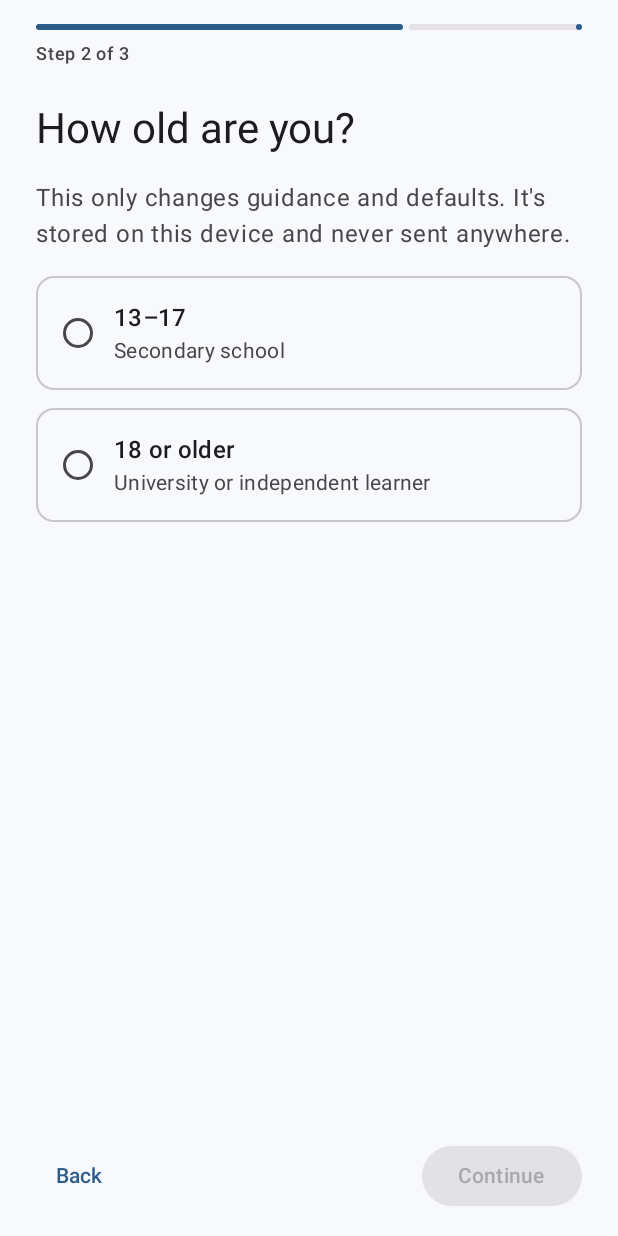
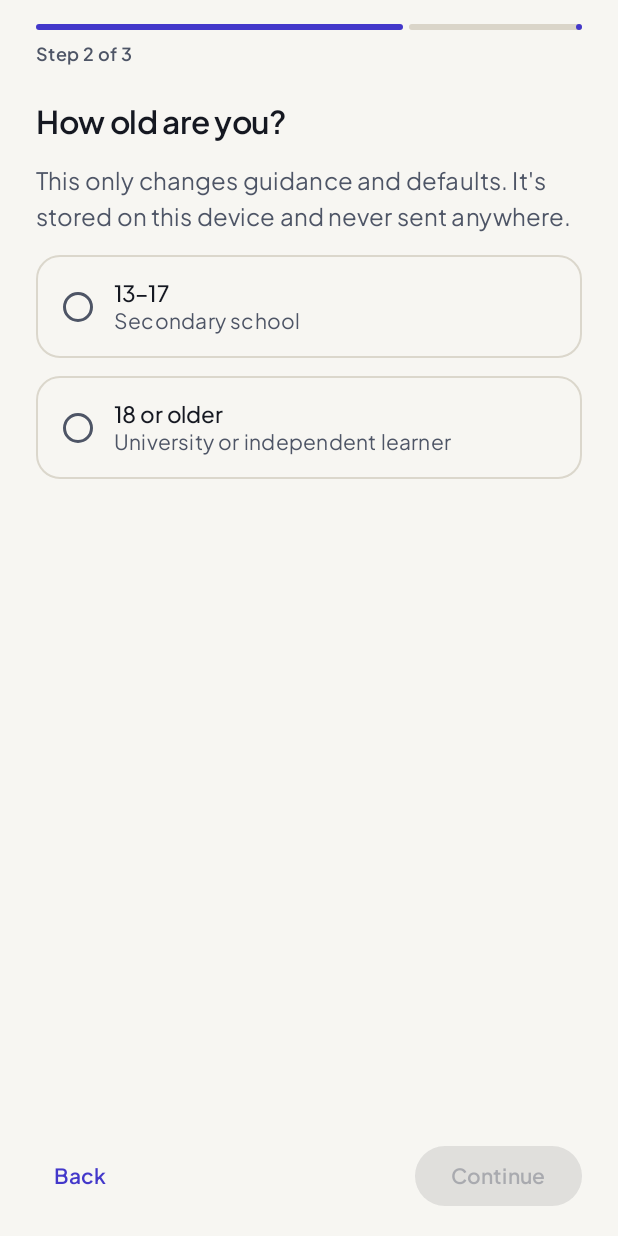
Before and after one commit to ZhangJunQiu-Alan/Primoria-Android, an Android app built with Jetpack Compose: the screen it shows after launch (MainActivity), after a tap on "Continue", on a phone screen of 412 x 824 dp. Run offline under Robolectric (Android 15) with nearby library versions, the phone set to English and light mode, and no system bars; our stand-ins replace Dagger/Hilt's generated code, Room's generated code, window size class.

Commit message:
feat(design): introduce the Primoria design system
Warm paper / obsidian surfaces with an indigo core, a warm effort role and a cool
mastery role that never share a colour, signature gradients, an 8-colour subject
palette, and bundled Plus Jakarta Sans (OFL) with tabular numerals.

Co-Authored-By: Claude Opus 5.5 <noreply@anthropic.com>

```diff
--- /dev/null
+++ b/app/src/main/java/au/edu/jcu/zhangfan/primoria/ui/theme/Color.kt
@@ -0,0 +1,155 @@
+package au.edu.jcu.zhangfan.primoria.ui.theme
+
+import androidx.compose.material3.darkColorScheme
+import androidx.compose.material3.lightColorScheme
+import androidx.compose.runtime.Immutable
+import androidx.compose.ui.graphics.Color
+
+// Warm "paper" light theme and obsidian-slate dark theme with an indigo core.
+
+internal val LightColors = lightColorScheme(
+    primary = Color(0xFF4338CA),
+    onPrimary = Color.White,
+    primaryContainer = Color(0xFFE4E5FF),
+    onPrimaryContainer = Color(0xFF1E1B5E),
+    secondary = Color(0xFF4E5566),
+    onSecondary = Color.White,
+    secondaryContainer = Color(0xFFE4E5FF),
+    onSecondaryContainer = Color(0xFF1E1B5E),
+    tertiary = Color(0xFF0B7A69),
+    onTertiary = Color.White,
+    tertiaryContainer = Color(0xFFD7F5EE),
+    onTertiaryContainer = Color(0xFF053B33),
+    error = Color(0xFFB91C3B),
+    onError = Color.White,
+    errorContainer = Color(0xFFFDE4E9),
+    onErrorContainer = Color(0xFF5B0B1B),
+    background = Color(0xFFF7F6F2),
+    onBackground = Color(0xFF151821),
+    surface = Color(0xFFF7F6F2),
+    onSurface = Color(0xFF151821),
+    surfaceVariant = Color(0xFFEBE8E0),
+    onSurfaceVariant = Color(0xFF4E5566),
+    surfaceContainerLowest = Color(0xFFFFFFFF),
+    surfaceContainerLow = Color(0xFFF2F0EA),
+    surfaceContainer = Color(0xFFEBE8E0),
+    surfaceContainerHigh = Color(0xFFE3DFD5),
+    surfaceContainerHighest = Color(0xFFDAD5C9),
+    outline = Color(0xFF72788A),
+    outlineVariant = Color(0xFFDBD7CC),
+)
+
+internal val DarkColors = darkColorScheme(
+    primary = Color(0xFFA5A8FF),
+    onPrimary = Color(0xFF16144A),
+    primaryContainer = Color(0xFF2A2766),
+    onPrimaryContainer = Color(0xFFE4E5FF),
+    secondary = Color(0xFFA2ACC0),
+    onSecondary = Color(0xFF151821),
+    secondaryContainer = Color(0xFF2A2766),
+    onSecondaryContainer = Color(0xFFE4E5FF),
+    tertiary = Color(0xFF4DE1C1),
+    onTertiary = Color(0xFF03332A),
+    tertiaryContainer = Color(0xFF0E3B33),
+    onTertiaryContainer = Color(0xFFB8F5E7),
+    error = Color(0xFFFF8CA1),
+    onError = Color(0xFF4A0716),
+    errorContainer = Color(0xFF591222),
+    onErrorContainer = Color(0xFFFFD6DE),
+    background = Color(0xFF0E1117),
+    onBackground = Color(0xFFF1F3F7),
+    surface = Color(0xFF0E1117),
+    onSurface = Color(0xFFF1F3F7),
+    surfaceVariant = Color(0xFF1B202C),
+    onSurfaceVariant = Color(0xFFA2ACC0),
+    surfaceContainerLowest = Color(0xFF090B10),
+    surfaceContainerLow = Color(0xFF141821),
+    surfaceContainer = Color(0xFF1B202C),
+    surfaceContainerHigh = Color(0xFF232938),
+    surfaceContainerHighest = Color(0xFF2C3346),
+    outline = Color(0xFF667085),
+    outlineVariant = Color(0xFF2A3142),
+)
+
+/**
+ * Roles Material 3 has no slot for. Effort (warm) and mastery (cool) never share a colour,
+ * so learners can tell "showing up" from "understanding" at a glance.
+ */
+@Immutable
+data class PrimoriaExtendedColors(
+    val effort: Color,
+    val onEffort: Color,
+    val effortContainer: Color,
+    val onEffortContainer: Color,
+    val mastery: Color,
+    val onMastery: Color,
+    val masteryContainer: Color,
+    val onMasteryContainer: Color,
+    val cardSurface: Color,
+    val hairline: Color,
+    val heroGradient: List<Color>,
+    val quizBackdrop: List<Color>,
+    val effortRing: List<Color>,
+    val masteryRing: List<Color>,
+    val subjects: List<SubjectColors>,
+    val isDark: Boolean,
+)
+
+@Immutable
+data class SubjectColors(val container: Color, val content: Color)
+
+internal val LightExtended = PrimoriaExtendedColors(
+    effort = Color(0xFFB84B09),
+    onEffort = Color.White,
+    effortContainer = Color(0xFFFFECD9),
+    onEffortContainer = Color(0xFF5C2300),
+    mastery = Color(0xFF0B7A69),
+    onMastery = Color.White,
+    masteryContainer = Color(0xFFD7F5EE),
+    onMasteryContainer = Color(0xFF053B33),
+    cardSurface = Color(0xFFFFFFFF),
+    hairline = Color(0xB3DBD7CC),
+    heroGradient = listOf(Color(0xFFE4E3FF), Color(0xFFF7F6F2), Color(0xFFFFEAD6)),
+    quizBackdrop = listOf(Color(0xFFEDECFC), Color(0xFFF7F6F2)),
+    effortRing = listOf(Color(0xFFD95F12), Color(0xFFF58220), Color(0xFFFBBF24)),
+    masteryRing = listOf(Color(0xFF0B7A69), Color(0xFF14B8A6), Color(0xFF4DE1C1)),
+    subjects = listOf(
+        SubjectColors(Color(0xFFE6EEFF), Color(0xFF173B8C)),
+        SubjectColors(Color(0xFFE3F5EC), Color(0xFF114E36)),
+        SubjectColors(Color(0xFFFFF0E0), Color(0xFF733407)),
+        SubjectColors(Color(0xFFF3E8FF), Color(0xFF4F1D7A)),
+        SubjectColors(Color(0xFFFDE8EE), Color(0xFF7A1636)),
+        SubjectColors(Color(0xFFE2F4FC), Color(0xFF0E4B68)),
+        SubjectColors(Color(0xFFFBF3DA), Color(0xFF614305)),
+        SubjectColors(Color(0xFFEAECEF), Color(0xFF273142)),
+    ),
+    isDark = false,
+)
+
+internal val DarkExtended = PrimoriaExtendedColors(
+    effort = Color(0xFFFFAD5C),
+    onEffort = Color(0xFF3D1800),
+    effortContainer = Color(0xFF4A240B),
+    onEffortContainer = Color(0xFFFFD9B3),
+    mastery = Color(0xFF4DE1C1),
+    onMastery = Color(0xFF03332A),
+    masteryContainer = Color(0xFF0E3B33),
+    onMasteryContainer = Color(0xFFB8F5E7),
+    cardSurface = Color(0xFF1B202C),
+    hairline = Color(0x14FFFFFF),
+    heroGradient = listOf(Color(0xFF242256), Color(0xFF141821), Color(0xFF2E1E14)),
+    quizBackdrop = listOf(Color(0xFF151935), Color(0xFF0E1117)),
+    effortRing = listOf(Color(0xFFF58220), Color(0xFFFFAD5C), Color(0xFFFDE047)),
+    masteryRing = listOf(Color(0xFF14B8A6), Color(0xFF4DE1C1), Color(0xFF8CF5DD)),
+    subjects = listOf(
+        SubjectColors(Color(0xFF182544), Color(0xFFB8D0FF)),
+        SubjectColors(Color(0xFF132E24), Color(0xFFA7E8CB)),
+        SubjectColors(Color(0xFF362112), Color(0xFFFFD0A6)),
+        SubjectColors(Color(0xFF2B1B3D), Color(0xFFDEC2FF)),
+        SubjectColors(Color(0xFF381823), Color(0xFFFFC2D4)),
+        SubjectColors(Color(0xFF122B38), Color(0xFFA8E0F7)),
+        SubjectColors(Color(0xFF332911), Color(0xFFF5DF99)),
+        SubjectColors(Color(0xFF212733), Color(0xFFCED6E3)),
+    ),
+    isDark = true,
+)
--- a/app/src/main/java/au/edu/jcu/zhangfan/primoria/ui/theme/Theme.kt
+++ b/app/src/main/java/au/edu/jcu/zhangfan/primoria/ui/theme/Theme.kt
@@ -1,69 +1,51 @@
 package au.edu.jcu.zhangfan.primoria.ui.theme
 
-import android.os.Build
-import androidx.compose.foundation.isSystemInDarkTheme
+import androidx.compose.foundation.shape.RoundedCornerShape
 import androidx.compose.material3.MaterialTheme
-import androidx.compose.material3.darkColorScheme
-import androidx.compose.material3.dynamicDarkColorScheme
-import androidx.compose.material3.dynamicLightColorScheme
-import androidx.compose.material3.lightColorScheme
+import androidx.compose.material3.Shapes
 import androidx.compose.runtime.Composable
 import androidx.compose.runtime.CompositionLocalProvider
+import androidx.compose.runtime.ReadOnlyComposable
+import androidx.compose.runtime.staticCompositionLocalOf
 import androidx.compose.ui.platform.LocalDensity
 import androidx.compose.ui.unit.Density
-import androidx.compose.ui.graphics.Color
-import androidx.compose.ui.platform.LocalContext
+import androidx.compose.ui.unit.dp
 
-private val LightColors = lightColorScheme(
-    primary = Color(0xFF2B5C8A),
-    onPrimary = Color.White,
-    primaryContainer = Color(0xFFD3E4FF),
-    onPrimaryContainer = Color(0xFF001C38),
-    secondary = Color(0xFF8A5A00),
-    onSecondary = Color.White,
-    secondaryContainer = Color(0xFFFFDDB1),
-    onSecondaryContainer = Color(0xFF2C1700),
-    tertiary = Color(0xFF3F6A4E),
-    tertiaryContainer = Color(0xFFC1ECCE),
-    onTertiaryContainer = Color(0xFF002111),
-    background = Color(0xFFF8F9FC),
-    surface = Color(0xFFF8F9FC),
+private val LocalExtendedColors = staticCompositionLocalOf { LightExtended }
+
+private val PrimoriaShapes = Shapes(
+    extraSmall = RoundedCornerShape(8.dp),
+    small = RoundedCornerShape(12.dp),
+    medium = RoundedCornerShape(16.dp),
+    large = RoundedCornerShape(20.dp),
+    extraLarge = RoundedCornerShape(28.dp),
 )
 
-private val DarkColors = darkColorScheme(
-    primary = Color(0xFFA2C9FF),
-    onPrimary = Color(0xFF00315B),
-    primaryContainer = Color(0xFF0D4471),
-    onPrimaryContainer = Color(0xFFD3E4FF),
-    secondary = Color(0xFFFFB955),
-    onSecondary = Color(0xFF482A00),
-    secondaryContainer = Color(0xFF693F00),
-    onSecondaryContainer = Color(0xFFFFDDB1),
-    tertiary = Color(0xFFA6D0B3),
-    tertiaryContainer = Color(0xFF275138),
-    onTertiaryContainer = Color(0xFFC1ECCE),
-)
+/** Access to Primoria-specific colour roles: `PrimoriaTheme.colors.effort`. */
+object PrimoriaTheme {
+    val colors: PrimoriaExtendedColors
+        @Composable @ReadOnlyComposable get() = LocalExtendedColors.current
+}
 
 @Composable
 fun PrimoriaTheme(
-    darkTheme: Boolean = isSystemInDarkTheme(),
-    dynamicColor: Boolean = false,
+    darkTheme: Boolean = false,
     largeText: Boolean = false,
     content: @Composable () -> Unit,
 ) {
-    val colorScheme = when {
-        dynamicColor && Build.VERSION.SDK_INT >= Build.VERSION_CODES.S -> {
-            val context = LocalContext.current
-            if (darkTheme) dynamicDarkColorScheme(context) else dynamicLightColorScheme(context)
-        }
-        darkTheme -> DarkColors
-        else -> LightColors
-    }
     // "Larger text" scales on top of the system font size rather than replacing it.
     val density = LocalDensity.current
     val scaledDensity = if (largeText) Density(density.density, density.fontScale * LARGE_TEXT_SCALE) else density
-    CompositionLocalProvider(LocalDensity provides scaledDensity) {
-        MaterialTheme(colorScheme = colorScheme, content = content)
+    CompositionLocalProvider(
+        LocalDensity provides scaledDensity,
+        LocalExtendedColors provides if (darkTheme) DarkExtended else LightExtended,
+    ) {
+        MaterialTheme(
+            colorScheme = if (darkTheme) DarkColors else LightColors,
+            typography = PrimoriaTypography,
+            shapes = PrimoriaShapes,
+            content = content,
+        )
     }
 }
 
--- /dev/null
+++ b/app/src/main/java/au/edu/jcu/zhangfan/primoria/ui/theme/Type.kt
@@ -0,0 +1,47 @@
+package au.edu.jcu.zhangfan.primoria.ui.theme
+
+import androidx.compose.material3.Typography
+import androidx.compose.ui.text.TextStyle
+import androidx.compose.ui.text.font.Font
+import androidx.compose.ui.text.font.FontFamily
+import androidx.compose.ui.text.font.FontWeight
+import androidx.compose.ui.unit.sp
+import au.edu.jcu.zhangfan.primoria.R
+
+/** Plus Jakarta Sans (SIL Open Font License), bundled so it works offline. */
+val JakartaSans = FontFamily(
+    Font(R.font.plus_jakarta_sans_regular, FontWeight.Normal),
+    Font(R.font.plus_jakarta_sans_medium, FontWeight.Medium),
+    Font(R.font.plus_jakarta_sans_semibold, FontWeight.SemiBold),
+    Font(R.font.plus_jakarta_sans_bold, FontWeight.Bold),
+    Font(R.font.plus_jakarta_sans_extrabold, FontWeight.ExtraBold),
+)
+
+private fun style(size: Int, line: Int, weight: FontWeight, tracking: Double) = TextStyle(
+    fontFamily = JakartaSans,
+    fontSize = size.sp,
+    lineHeight = line.sp,
+    fontWeight = weight,
+    letterSpacing = tracking.sp,
+)
+
+internal val PrimoriaTypography = Typography(
+    displayLarge = style(40, 46, FontWeight.Bold, -0.8),
+    displayMedium = style(32, 38, FontWeight.Bold, -0.5),
+    displaySmall = style(28, 34, FontWeight.Bold, -0.4),
+    headlineLarge = style(24, 30, FontWeight.Bold, -0.3),
+    headlineMedium = style(21, 28, FontWeight.SemiBold, -0.2),
+    headlineSmall = style(18, 24, FontWeight.SemiBold, -0.1),
+    titleLarge = style(17, 23, FontWeight.SemiBold, 0.0),
+    titleMedium = style(15, 21, FontWeight.Medium, 0.1),
+    titleSmall = style(14, 20, FontWeight.SemiBold, 0.1),
+    bodyLarge = style(16, 24, FontWeight.Normal, 0.1),
+    bodyMedium = style(14, 21, FontWeight.Normal, 0.15),
+    bodySmall = style(12, 18, FontWeight.Normal, 0.2),
+    labelLarge = style(14, 20, FontWeight.SemiBold, 0.1),
+    labelMedium = style(12, 16, FontWeight.SemiBold, 0.3),
+    labelSmall = style(11, 14, FontWeight.Medium, 0.4),
+)
+
+/** Tabular numerals keep XP, percentages and counters from jittering as they change. */
+fun TextStyle.tabular(): TextStyle = copy(fontFeatureSettings = "tnum")
--- a/app/src/main/res/drawable/ic_launcher_foreground.xml
+++ b/app/src/main/res/drawable/ic_launcher_foreground.xml
@@ -9,9 +9,9 @@
         android:fillColor="#FFFFFF"
         android:pathData="M30,44 C38,40 46,40 53,45 L53,74 C46,69 38,69 30,72 Z" />
     <path
-        android:fillColor="#DCE7F5"
+        android:fillColor="#E4E5FF"
         android:pathData="M78,44 C70,40 62,40 55,45 L55,74 C62,69 70,69 78,72 Z" />
     <path
-        android:fillColor="#FFC857"
+        android:fillColor="#FBBF24"
         android:pathData="M54,26 L57,35 L66,36 L59,41 L61,50 L54,45 L47,50 L49,41 L42,36 L51,35 Z" />
 </vector>
--- a/app/src/main/res/values/ic_launcher_background.xml
+++ b/app/src/main/res/values/ic_launcher_background.xml
@@ -1,3 +1,3 @@
 <resources>
-    <color name="ic_launcher_background">#1F3A5F</color>
+    <color name="ic_launcher_background">#4338CA</color>
 </resources>
```
Also changed, not shown: app/src/main/res/font/plus_jakarta_sans_bold.ttf (added), app/src/main/res/font/plus_jakarta_sans_extrabold.ttf (added), app/src/main/res/font/plus_jakarta_sans_medium.ttf (added), app/src/main/res/font/plus_jakarta_sans_regular.ttf (added), app/src/main/res/font/plus_jakarta_sans_semibold.ttf (added), 1 other file.
